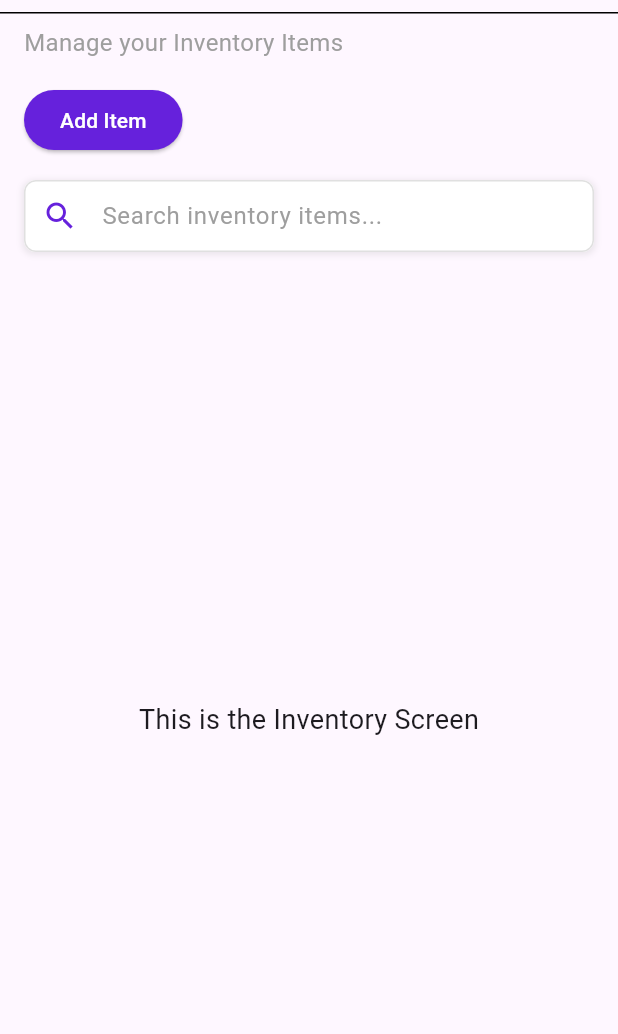
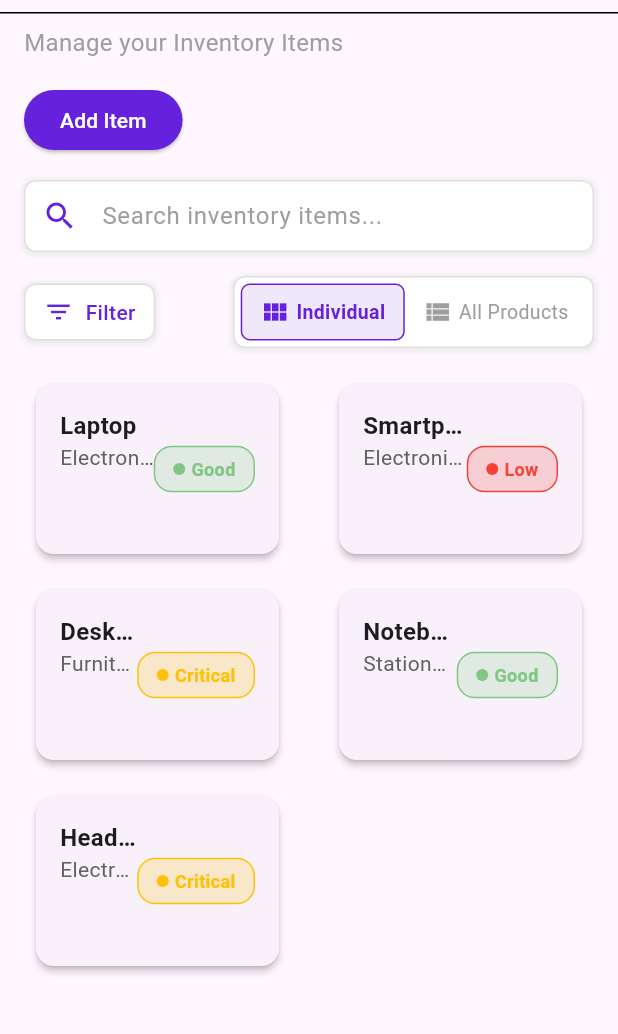
Before and after one commit to Chrisgentsl/miboks-millennialsierraleone, a Flutter app: the InventoryScreen screen opened directly, on a phone screen of 412 x 824 dp, the part 72-1106 px from its top. Run offline on Flutter 3.47's test engine with Material 3 defaults, Android fonts, the phone set to English and light mode, and no system bars; our stand-ins replace cloud_firestore, firebase_auth, firebase_core, shared_preferences; accounts and stored records are empty.

```diff
--- a/lib/screens/dashboard_screen.dart
+++ b/lib/screens/dashboard_screen.dart
@@ -1,4 +1,5 @@
 import 'package:flutter/material.dart';
+import 'dart:math' show max;
 import '../logo_widget.dart';
 import '../widgets/welcome_message_widget.dart';
 import '../widgets/new_button.dart';
@@ -11,6 +12,11 @@ class DashboardScreen extends StatelessWidget {
 
   @override
   Widget build(BuildContext context) {
+    // Get screen size for responsive layout
+    final screenSize = MediaQuery.of(context).size;
+    final screenWidth = screenSize.width;
+    final isSmallScreen = screenWidth < 600;
+
     return Scaffold(
       appBar: AppBar(
         leading: const Padding(
@@ -63,12 +69,14 @@ class DashboardScreen extends StatelessWidget {
               child: Wrap(
                 spacing: 16.0, // Horizontal spacing between cards
                 runSpacing: 16.0, // Vertical spacing between cards
-                children: const [
+                alignment: WrapAlignment.center, // Center cards on larger screens
+                children: [
                   SizedBox(
-                    width: 200, // Increased width to fit text
+                    // Responsive width based on screen size
+                    width: isSmallScreen ? (screenWidth - 48) / 2 : 200,
                     height: 116,
                     child: Stack(
-                      children: [
+                      children: const [
                         AnimatedAnalyticCard(
                           icon: Icons.inventory,
                           title: 'Low Stock',
@@ -88,9 +96,10 @@ class DashboardScreen extends StatelessWidget {
                     ),
                   ),
                   SizedBox(
-                    width: 200, // Increased width to fit text
+                    // Responsive width based on screen size
+                    width: isSmallScreen ? (screenWidth - 48) / 2 : 200,
                     height: 116,
-                    child: AnimatedAnalyticCard(
+                    child: const AnimatedAnalyticCard(
                       icon: Icons.currency_exchange, // Changed to represent SLL
                       title: 'Total Sales',
                       value:
@@ -100,11 +109,12 @@ class DashboardScreen extends StatelessWidget {
                     ),
                   ),
                   SizedBox(
-                    width: 200, // Increased width to fit text
+                    // Responsive width based on screen size
+                    width: isSmallScreen ? (screenWidth - 48) / 2 : 200,
                     height: 116,
                     child: Stack(
                       children: [
-                        AnimatedAnalyticCard(
+                        const AnimatedAnalyticCard(
                           icon: Icons.receipt,
                           title: 'Invoices',
                           value:
@@ -117,7 +127,7 @@ class DashboardScreen extends StatelessWidget {
                           top: 8.0,
                           right: 8.0,
                           child: Row(
-                            children: [
+                            children: const [
                               Icon(
                                 Icons.arrow_upward,
                                 color: Colors.green, // Green arrow icon
@@ -139,11 +149,12 @@ class DashboardScreen extends StatelessWidget {
                     ),
                   ),
                   SizedBox(
-                    width: 200, // Increased width to fit text
+                    // Responsive width based on screen size
+                    width: isSmallScreen ? (screenWidth - 48) / 2 : 200,
                     height: 116,
                     child: Stack(
                       children: [
-                        AnimatedAnalyticCard(
+                        const AnimatedAnalyticCard(
                           icon: Icons.people,
                           title: 'Customers',
                           value:
@@ -156,7 +167,7 @@ class DashboardScreen extends StatelessWidget {
                           top: 8.0,
                           right: 8.0,
                           child: Row(
-                            children: [
+                            children: const [
                               Icon(
                                 Icons.arrow_upward,
                                 color: Colors
@@ -182,7 +193,19 @@ class DashboardScreen extends StatelessWidget {
               ),
             ),
           ),
-          const AnimatedTableWidget(), // Added the animated table widget under the dashboard cards
+          // Wrap the table widget in a container with horizontal scroll for small screens
+          Container(
+            width: screenWidth,
+            child: SingleChildScrollView(
+              scrollDirection: Axis.horizontal,
+              physics: const BouncingScrollPhysics(),
+              child: SizedBox(
+                // Ensure table has minimum width on small screens
+                width: isSmallScreen ? max(screenWidth, 500) : screenWidth,
+                child: const AnimatedTableWidget(),
+              ),
+            ),
+          ),
           Expanded(
             child: Stack(
               children: [
--- a/lib/screens/inventory_screen.dart
+++ b/lib/screens/inventory_screen.dart
@@ -1,8 +1,18 @@
 import 'package:flutter/material.dart';
 import '../logo_widget.dart';
+import '../widgets/filter_widget.dart';
+import '../widgets/product_view_toggle_widget.dart';
+import '../widgets/product_list_widget.dart';
 
-class InventoryScreen extends StatelessWidget {
+class InventoryScreen extends StatefulWidget {
   const InventoryScreen({super.key});
+
+  @override
+  State<InventoryScreen> createState() => _InventoryScreenState();
+}
+
+class _InventoryScreenState extends State<InventoryScreen> {
+  bool _showAllProducts = false;
 
   @override
   Widget build(BuildContext context) {
@@ -101,14 +111,28 @@ class InventoryScreen extends StatelessWidget {
               ),
             ),
           ),
-          Expanded(
-            child: Center(
-              child: Text(
-                'This is the Inventory Screen',
-                style: TextStyle(fontSize: 18),
+          // Filter and View Toggle widgets
+          Row(
+            children: [
+              FilterWidget(
+                onPressed: () {
+                  // Filter functionality will go here
+                },
               ),
-            ),
+              const Spacer(),
+              ProductViewToggleWidget(
+                initialShowAllProducts: _showAllProducts,
+                onViewChanged: (showAllProducts) {
+                  setState(() {
+                    _showAllProducts = showAllProducts;
+                  });
+                },
+              ),
+            ],
           ),
+          const SizedBox(height: 8),
+          // Product list with toggle between grid and list view
+          ProductListWidget(showAllProducts: _showAllProducts),
         ],
       ),
     );
--- a/lib/screens/splash_screen.dart
+++ b/lib/screens/splash_screen.dart
@@ -32,7 +32,7 @@ class _SplashScreenState extends State<SplashScreen> with SingleTickerProviderSt
     _animationController.forward();
 
     // Navigate to the first onboarding screen after 2.5 seconds
-    Timer(const Duration(milliseconds: 2500), () {
+    Timer(const Duration(milliseconds: 300), () {
       Navigator.of(context).pushReplacementNamed('/onboarding_screen1');
     });
   }
--- /dev/null
+++ b/lib/widgets/filter_widget.dart
@@ -0,0 +1,54 @@
+import 'package:flutter/material.dart';
+
+class FilterWidget extends StatelessWidget {
+  final VoidCallback onPressed;
+
+  const FilterWidget({
+    super.key,
+    required this.onPressed,
+  });
+
+  @override
+  Widget build(BuildContext context) {
+    return Padding(
+      padding: const EdgeInsets.only(left: 16.0),
+      child: InkWell(
+        onTap: onPressed,
+        child: Container(
+          padding: const EdgeInsets.symmetric(horizontal: 12.0, vertical: 8.0),
+          decoration: BoxDecoration(
+            color: Colors.white,
+            borderRadius: BorderRadius.circular(8.0),
+            border: Border.all(color: Colors.grey.shade300),
+            boxShadow: [
+              BoxShadow(
+                color: Colors.grey.withOpacity(0.2),
+                spreadRadius: 1,
+                blurRadius: 3,
+                offset: const Offset(0, 1),
+              ),
+            ],
+          ),
+          child: Row(
+            mainAxisSize: MainAxisSize.min,
+            children: [
+              Icon(
+                Icons.filter_list,
+                color: const Color(0xFF6621DC),
+                size: 20,
+              ),
+              const SizedBox(width: 8.0),
+              Text(
+                'Filter',
+                style: TextStyle(
+                  color: const Color(0xFF6621DC),
+                  fontWeight: FontWeight.w500,
+                ),
+              ),
+            ],
+          ),
+        ),
+      ),
+    );
+  }
+}
--- /dev/null
+++ b/lib/widgets/product_item_widget.dart
@@ -0,0 +1,162 @@
+import 'package:flutter/material.dart';
+
+class ProductItemWidget extends StatelessWidget {
+  final String name;
+  final String category;
+  final int quantity;
+  final bool showDetailedView;
+
+  // Thresholds for stock status
+  static const int _criticalThreshold = 10;
+  static const int _lowThreshold = 20;
+
+  const ProductItemWidget({
+    super.key,
+    required this.name,
+    required this.category,
+    required this.quantity,
+    this.showDetailedView = true,
+  });
+
+  // Determine stock status based on quantity
+  String get stockStatus {
+    if (quantity <= _criticalThreshold) return 'Low';
+    if (quantity <= _lowThreshold) return 'Critical';
+    return 'Good';
+  }
+
+  // Get color based on stock status
+  Color get statusColor {
+    switch (stockStatus) {
+      case 'Low':
+        return Colors.red;
+      case 'Critical':
+        return Colors.amber;
+      case 'Good':
+        return Colors.green.shade300; // Mint green
+      default:
+        return Colors.grey;
+    }
+  }
+
+  @override
+  Widget build(BuildContext context) {
+    return Card(
+      elevation: 2,
+      margin: const EdgeInsets.symmetric(horizontal: 16.0, vertical: 8.0),
+      shape: RoundedRectangleBorder(borderRadius: BorderRadius.circular(12.0)),
+      child: Padding(
+        padding: const EdgeInsets.all(16.0),
+        child: showDetailedView ? _buildDetailedView() : _buildCompactView(),
+      ),
+    );
+  }
+
+  // Detailed view showing all product information
+  Widget _buildDetailedView() {
+    return Column(
+      crossAxisAlignment: CrossAxisAlignment.start,
+      children: [
+        Row(
+          mainAxisAlignment: MainAxisAlignment.spaceBetween,
+          children: [
+            Expanded(
+              child: Text(
+                name,
+                style: const TextStyle(
+                  fontSize: 18,
+                  fontWeight: FontWeight.bold,
+                ),
+                overflow: TextOverflow.ellipsis,
+              ),
+            ),
+            _buildStatusIndicator(),
+          ],
+        ),
+        const SizedBox(height: 8),
+        Text(
+          'Category: $category',
+          style: TextStyle(
+            fontSize: 14,
+            color: Colors.grey.shade700,
+          ),
+        ),
+        const SizedBox(height: 4),
+        Text(
+          'Quantity: $quantity',
+          style: TextStyle(
+            fontSize: 14,
+            color: Colors.grey.shade700,
+          ),
+        ),
+      ],
+    );
+  }
+
+  // Compact view showing minimal information
+  Widget _buildCompactView() {
+    return Row(
+      mainAxisAlignment: MainAxisAlignment.spaceBetween,
+      children: [
+        Expanded(
+          child: Column(
+            crossAxisAlignment: CrossAxisAlignment.start,
+            children: [
+              Text(
+                name,
+                style: const TextStyle(
+                  fontSize: 16,
+                  fontWeight: FontWeight.bold,
+                ),
+                overflow: TextOverflow.ellipsis,
+              ),
+              Text(
+                category,
+                style: TextStyle(
+                  fontSize: 14,
+                  color: Colors.grey.shade700,
+                ),
+                overflow: TextOverflow.ellipsis,
+              ),
+            ],
+          ),
+        ),
+        _buildStatusIndicator(),
+      ],
+    );
+  }
+
+  // Status indicator showing color and text
+  Widget _buildStatusIndicator() {
+    return Container(
+      padding: const EdgeInsets.symmetric(horizontal: 12, vertical: 6),
+      decoration: BoxDecoration(
+        color: statusColor.withOpacity(0.2),
+        borderRadius: BorderRadius.circular(12),
+        border: Border.all(color: statusColor),
+      ),
+      child: Row(
+        mainAxisSize: MainAxisSize.min,
+        children: [
+          Container(
+            width: 8,
+            height: 8,
+            decoration: BoxDecoration(
+              color: statusColor,
+              shape: BoxShape.circle,
+            ),
+          ),
+          const SizedBox(width: 4),
+          Text(
+            stockStatus,
+            style: TextStyle(
+              color: statusColor,
+              fontWeight: FontWeight.bold,
+              fontSize: 12,
+            ),
+          ),
+        ],
+      ),
+    );
+  }
+}
--- /dev/null
+++ b/lib/widgets/product_list_widget.dart
@@ -0,0 +1,59 @@
+import 'package:flutter/material.dart';
+import 'product_item_widget.dart';
+
+class ProductListWidget extends StatelessWidget {
+  final bool showAllProducts;
+
+  const ProductListWidget({
+    super.key,
+    required this.showAllProducts,
+  });
+
+  @override
+  Widget build(BuildContext context) {
+    // This would typically come from a data source
+    final demoProducts = [
+      {'name': 'Laptop', 'category': 'Electronics', 'quantity': 25},
+      {'name': 'Smartphone', 'category': 'Electronics', 'quantity': 8},
+      {'name': 'Desk Chair', 'category': 'Furniture', 'quantity': 15},
+      {'name': 'Notebook', 'category': 'Stationery', 'quantity': 50},
+      {'name': 'Headphones', 'category': 'Electronics', 'quantity': 12},
+    ];
+
+    return Expanded(
+      child: showAllProducts
+          ? ListView.builder(
+              padding: const EdgeInsets.only(top: 8.0),
+              itemCount: demoProducts.length,
+              itemBuilder: (context, index) {
+                final product = demoProducts[index];
+                return ProductItemWidget(
+                  name: product['name'] as String,
+                  category: product['category'] as String,
+                  quantity: product['quantity'] as int,
+                  showDetailedView: true,
+                );
+              },
+            )
+          : GridView.builder(
+              padding: const EdgeInsets.all(8.0),
+              gridDelegate: const SliverGridDelegateWithFixedCrossAxisCount(
+                crossAxisCount: 2,
+                childAspectRatio: 1.5,
+                crossAxisSpacing: 8,
+                mainAxisSpacing: 8,
+              ),
+              itemCount: demoProducts.length,
+              itemBuilder: (context, index) {
+                final product = demoProducts[index];
+                return ProductItemWidget(
+                  name: product['name'] as String,
+                  category: product['category'] as String,
+                  quantity: product['quantity'] as int,
+                  showDetailedView: false,
+                );
+              },
+            ),
+    );
+  }
+}
--- /dev/null
+++ b/lib/widgets/product_view_toggle_widget.dart
@@ -0,0 +1,122 @@
+import 'package:flutter/material.dart';
+
+class ProductViewToggleWidget extends StatefulWidget {
+  final Function(bool) onViewChanged;
+  final bool initialShowAllProducts;
+
+  const ProductViewToggleWidget({
+    super.key,
+    required this.onViewChanged,
+    this.initialShowAllProducts = false,
+  });
+
+  @override
+  State<ProductViewToggleWidget> createState() => _ProductViewToggleWidgetState();
+}
+
+class _ProductViewToggleWidgetState extends State<ProductViewToggleWidget> {
+  late bool _showAllProducts;
+
+  @override
+  void initState() {
+    super.initState();
+    _showAllProducts = widget.initialShowAllProducts;
+  }
+
+  @override
+  Widget build(BuildContext context) {
+    return Padding(
+      padding: const EdgeInsets.only(left: 8.0, right: 16.0),
+      child: Container(
+        padding: const EdgeInsets.symmetric(horizontal: 4.0, vertical: 4.0),
+        decoration: BoxDecoration(
+          color: Colors.white,
+          borderRadius: BorderRadius.circular(8.0),
+          border: Border.all(color: Colors.grey.shade300),
+          boxShadow: [
+            BoxShadow(
+              color: Colors.grey.withOpacity(0.2),
+              spreadRadius: 1,
+              blurRadius: 3,
+              offset: const Offset(0, 1),
+            ),
+          ],
+        ),
+        child: Row(
+          mainAxisSize: MainAxisSize.min,
+          children: [
+            // Individual Products View Button
+            _buildViewButton(
+              icon: Icons.view_module,
+              label: 'Individual',
+              isSelected: !_showAllProducts,
+              onTap: () {
+                if (_showAllProducts) {
+                  setState(() {
+                    _showAllProducts = false;
+                  });
+                  widget.onViewChanged(false);
+                }
+              },
+            ),
+            // All Products View Button
+            _buildViewButton(
+              icon: Icons.view_list,
+              label: 'All Products',
+              isSelected: _showAllProducts,
+              onTap: () {
+                if (!_showAllProducts) {
+                  setState(() {
+                    _showAllProducts = true;
+                  });
+                  widget.onViewChanged(true);
+                }
+              },
+            ),
+          ],
+        ),
+      ),
+    );
+  }
+
+  Widget _buildViewButton({
+    required IconData icon,
+    required String label,
+    required bool isSelected,
+    required VoidCallback onTap,
+  }) {
+    return InkWell(
+      onTap: onTap,
+      borderRadius: BorderRadius.circular(6.0),
+      child: Container(
+        padding: const EdgeInsets.symmetric(horizontal: 12.0, vertical: 8.0),
+        decoration: BoxDecoration(
+          color: isSelected ? const Color(0xFF6621DC).withOpacity(0.1) : Colors.transparent,
+          borderRadius: BorderRadius.circular(6.0),
+          border: isSelected
+              ? Border.all(color: const Color(0xFF6621DC))
+              : null,
+        ),
+        child: Row(
+          mainAxisSize: MainAxisSize.min,
+          children: [
+            Icon(
+              icon,
+              color: isSelected ? const Color(0xFF6621DC) : Colors.grey,
+              size: 20,
+            ),
+            const SizedBox(width: 4.0),
+            Text(
+              label,
+              style: TextStyle(
+                color: isSelected ? const Color(0xFF6621DC) : Colors.grey,
+                fontWeight: isSelected ? FontWeight.w600 : FontWeight.w400,
+                fontSize: 13,
+              ),
+            ),
+          ],
+        ),
+      ),
+    );
+  }
+}
```
Also changed, not shown: 1 other file.
